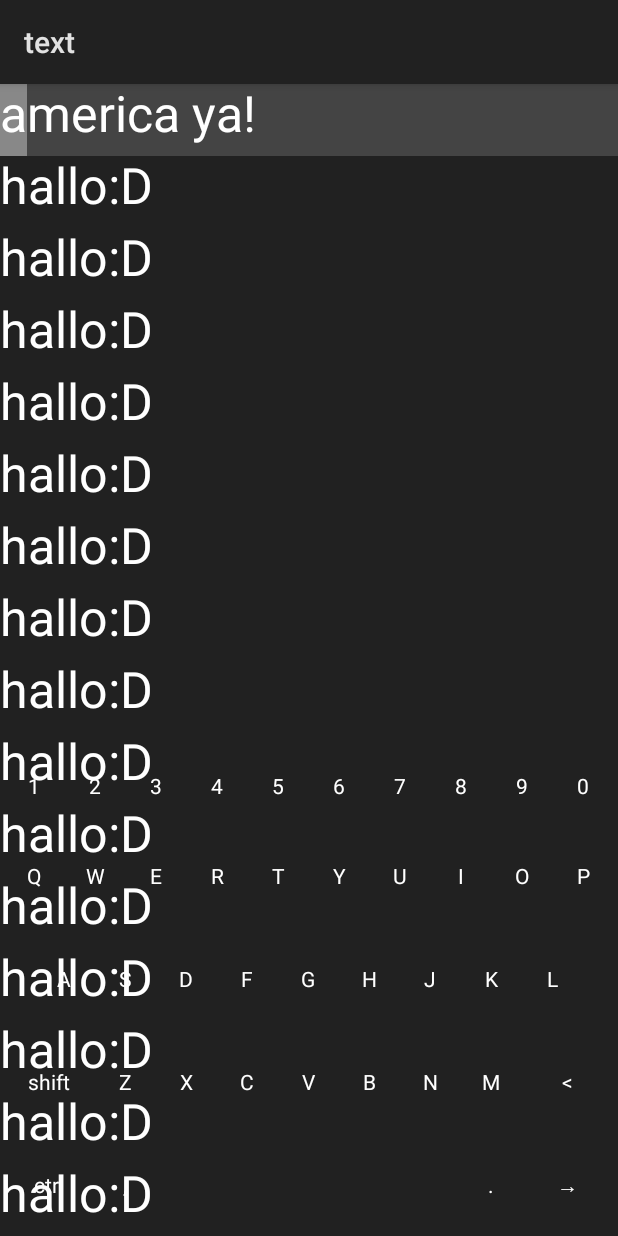
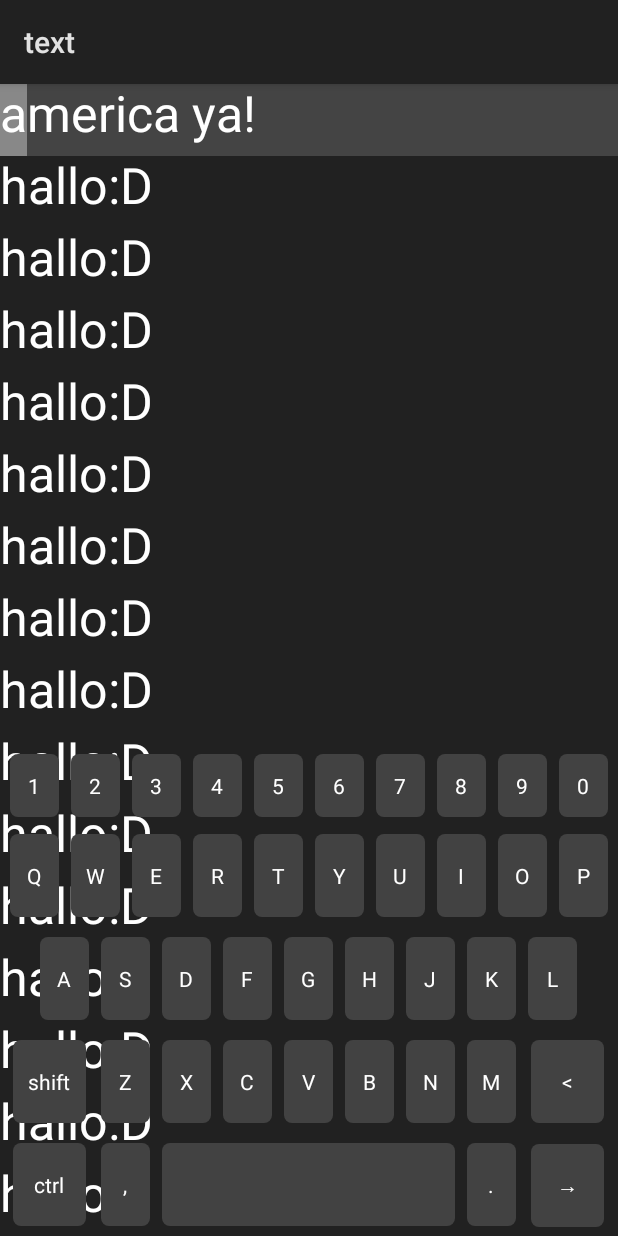
Before and after one commit to IMOitself/text, an Android app: the screen it shows after launch (MainActivity), on a phone screen of 412 x 824 dp. Run offline under Robolectric (Android 15) with nearby library versions, the phone set to English and light mode, and no system bars.

Commit message:
feat: add keyboard's key backgrounds

```diff
--- a/app/src/main/java/imo/text/MainActivity.java
+++ b/app/src/main/java/imo/text/MainActivity.java
@@ -1,6 +1,7 @@
 package imo.text;
 
 import android.app.Activity;
+import android.graphics.drawable.LayerDrawable;
 import android.os.Bundle;
 import android.util.DisplayMetrics;
 import android.view.View;
@@ -20,10 +21,10 @@ public class MainActivity extends Activity {
         }
         editor.setText(sb.toString());
 
-        resizeKeyboard();
+        configKeyboard();
     }
 
-    public void resizeKeyboard() {
+    public void configKeyboard() {
         // Get screen dimensions
         DisplayMetrics displayMetrics = new DisplayMetrics();
         getWindowManager().getDefaultDisplay().getMetrics(displayMetrics);
@@ -40,64 +41,77 @@ public class MainActivity extends Activity {
         int wideKeyWidth = normalKeyWidth + (normalKeyWidth / 2);
 
         // Resize number keys (1st row)
-        resizeView(R.id.key_0, normalKeyWidth, numberKeyHeight);
-        resizeView(R.id.key_1, normalKeyWidth, numberKeyHeight);
-        resizeView(R.id.key_2, normalKeyWidth, numberKeyHeight);
-        resizeView(R.id.key_3, normalKeyWidth, numberKeyHeight);
-        resizeView(R.id.key_4, normalKeyWidth, numberKeyHeight);
-        resizeView(R.id.key_5, normalKeyWidth, numberKeyHeight);
-        resizeView(R.id.key_6, normalKeyWidth, numberKeyHeight);
-        resizeView(R.id.key_7, normalKeyWidth, numberKeyHeight);
-        resizeView(R.id.key_8, normalKeyWidth, numberKeyHeight);
-        resizeView(R.id.key_9, normalKeyWidth, numberKeyHeight);
+        configKey(R.id.key_0, normalKeyWidth, numberKeyHeight);
+        configKey(R.id.key_1, normalKeyWidth, numberKeyHeight);
+        configKey(R.id.key_2, normalKeyWidth, numberKeyHeight);
+        configKey(R.id.key_3, normalKeyWidth, numberKeyHeight);
+        configKey(R.id.key_4, normalKeyWidth, numberKeyHeight);
+        configKey(R.id.key_5, normalKeyWidth, numberKeyHeight);
+        configKey(R.id.key_6, normalKeyWidth, numberKeyHeight);
+        configKey(R.id.key_7, normalKeyWidth, numberKeyHeight);
+        configKey(R.id.key_8, normalKeyWidth, numberKeyHeight);
+        configKey(R.id.key_9, normalKeyWidth, numberKeyHeight);
 
         // Resize letter keys (2nd row)
-        resizeView(R.id.key_Q, normalKeyWidth, normalKeyHeight);
-        resizeView(R.id.key_W, normalKeyWidth, normalKeyHeight);
-        resizeView(R.id.key_E, normalKeyWidth, normalKeyHeight);
-        resizeView(R.id.key_R, normalKeyWidth, normalKeyHeight);
-        resizeView(R.id.key_T, normalKeyWidth, normalKeyHeight);
-        resizeView(R.id.key_Y, normalKeyWidth, normalKeyHeight);
-        resizeView(R.id.key_U, normalKeyWidth, normalKeyHeight);
-        resizeView(R.id.key_I, normalKeyWidth, normalKeyHeight);
-        resizeView(R.id.key_O, normalKeyWidth, normalKeyHeight);
-        resizeView(R.id.key_P, normalKeyWidth, normalKeyHeight);
+        configKey(R.id.key_Q, normalKeyWidth, normalKeyHeight);
+        configKey(R.id.key_W, normalKeyWidth, normalKeyHeight);
+        configKey(R.id.key_E, normalKeyWidth, normalKeyHeight);
+        configKey(R.id.key_R, normalKeyWidth, normalKeyHeight);
+        configKey(R.id.key_T, normalKeyWidth, normalKeyHeight);
+        configKey(R.id.key_Y, normalKeyWidth, normalKeyHeight);
+        configKey(R.id.key_U, normalKeyWidth, normalKeyHeight);
+        configKey(R.id.key_I, normalKeyWidth, normalKeyHeight);
+        configKey(R.id.key_O, normalKeyWidth, normalKeyHeight);
+        configKey(R.id.key_P, normalKeyWidth, normalKeyHeight);
 
         // Resize letter keys (3rd row)
-        resizeView(R.id.key_A, normalKeyWidth, normalKeyHeight);
-        resizeView(R.id.key_S, normalKeyWidth, normalKeyHeight);
-        resizeView(R.id.key_D, normalKeyWidth, normalKeyHeight);
-        resizeView(R.id.key_F, normalKeyWidth, normalKeyHeight);
-        resizeView(R.id.key_G, normalKeyWidth, normalKeyHeight);
-        resizeView(R.id.key_H, normalKeyWidth, normalKeyHeight);
-        resizeView(R.id.key_J, normalKeyWidth, normalKeyHeight);
-        resizeView(R.id.key_K, normalKeyWidth, normalKeyHeight);
-        resizeView(R.id.key_L, normalKeyWidth, normalKeyHeight);
+        configKey(R.id.key_A, normalKeyWidth, normalKeyHeight);
+        configKey(R.id.key_S, normalKeyWidth, normalKeyHeight);
+        configKey(R.id.key_D, normalKeyWidth, normalKeyHeight);
+        configKey(R.id.key_F, normalKeyWidth, normalKeyHeight);
+        configKey(R.id.key_G, normalKeyWidth, normalKeyHeight);
+        configKey(R.id.key_H, normalKeyWidth, normalKeyHeight);
+        configKey(R.id.key_J, normalKeyWidth, normalKeyHeight);
+        configKey(R.id.key_K, normalKeyWidth, normalKeyHeight);
+        configKey(R.id.key_L, normalKeyWidth, normalKeyHeight);
 
         // Resize letter keys (4th row)
-        resizeView(R.id.key_shift, wideKeyWidth, normalKeyHeight);
-        resizeView(R.id.key_Z, normalKeyWidth, normalKeyHeight);
-        resizeView(R.id.key_X, normalKeyWidth, normalKeyHeight);
-        resizeView(R.id.key_C, normalKeyWidth, normalKeyHeight);
-        resizeView(R.id.key_V, normalKeyWidth, normalKeyHeight);
-        resizeView(R.id.key_B, normalKeyWidth, normalKeyHeight);
-        resizeView(R.id.key_N, normalKeyWidth, normalKeyHeight);
-        resizeView(R.id.key_M, normalKeyWidth, normalKeyHeight);
-        resizeView(R.id.key_delete, wideKeyWidth, normalKeyHeight);
+        configKey(R.id.key_shift, wideKeyWidth, normalKeyHeight);
+        configKey(R.id.key_Z, normalKeyWidth, normalKeyHeight);
+        configKey(R.id.key_X, normalKeyWidth, normalKeyHeight);
+        configKey(R.id.key_C, normalKeyWidth, normalKeyHeight);
+        configKey(R.id.key_V, normalKeyWidth, normalKeyHeight);
+        configKey(R.id.key_B, normalKeyWidth, normalKeyHeight);
+        configKey(R.id.key_N, normalKeyWidth, normalKeyHeight);
+        configKey(R.id.key_M, normalKeyWidth, normalKeyHeight);
+        configKey(R.id.key_delete, wideKeyWidth, normalKeyHeight);
 
         // Resize special keys (5th row)
-        resizeView(R.id.key_ctrl, wideKeyWidth, normalKeyHeight);
-        resizeView(R.id.key_comma, normalKeyWidth, normalKeyHeight);
-        resizeView(R.id.key_space, normalKeyWidth * 5, normalKeyHeight);
-        resizeView(R.id.key_period, normalKeyWidth, normalKeyHeight);
-        resizeView(R.id.key_go, wideKeyWidth, normalKeyHeight);
+        configKey(R.id.key_ctrl, wideKeyWidth, normalKeyHeight);
+        configKey(R.id.key_comma, normalKeyWidth, normalKeyHeight);
+        configKey(R.id.key_space, normalKeyWidth * 5, normalKeyHeight, (int) (normalKeyWidth * 0.1));
+        configKey(R.id.key_period, normalKeyWidth, normalKeyHeight);
+        configKey(R.id.key_go, wideKeyWidth, normalKeyHeight);
     }
 
-    private void resizeView(int viewId, int width, int height) {
+    private void configKey(int viewId, int width, int height) {
+        configKey(viewId, width, height, -1);
+    }
+
+    private void configKey(int viewId, int width, int height, int custompaddingH){
         View view = findViewById(viewId);
         ViewGroup.LayoutParams params = view.getLayoutParams();
         params.width = width;
         params.height = height;
         view.setLayoutParams(params);
+
+        LayerDrawable layerDrawable = (LayerDrawable) getResources().getDrawable(R.drawable.layer_key_bg);
+        int paddingH = (int) (width * 0.1); // 10% of width
+        int paddingV = (int) (height * 0.1); // 10% of height
+        if (custompaddingH != -1) paddingH = custompaddingH;
+
+        layerDrawable.setLayerInset(0, paddingH, paddingV, paddingH, paddingV);
+
+        view.setBackground(layerDrawable);
     }
 }
--- /dev/null
+++ b/app/src/main/res/drawable/key_bg.xml
@@ -0,0 +1,11 @@
+<?xml version="1.0" encoding="utf-8"?>
+<selector xmlns:android="http://schemas.android.com/apk/res/android">
+
+    <item>
+        <shape>
+            <solid android:color="@color/secondary"/>
+            <corners android:radius="5dp"/>
+        </shape>
+    </item>
+
+</selector>
--- /dev/null
+++ b/app/src/main/res/drawable/layer_key_bg.xml
@@ -0,0 +1,9 @@
+<?xml version="1.0" encoding="utf-8"?>
+<layer-list xmlns:android="http://schemas.android.com/apk/res/android">
+    <item android:id="@+id/background_shape"
+        android:drawable="@drawable/key_bg"
+        android:left="10dp"
+        android:top="10dp"
+        android:right="10dp"
+        android:bottom="10dp"/>
+</layer-list>
--- a/app/src/main/res/values/colors.xml
+++ b/app/src/main/res/values/colors.xml
@@ -1,9 +1,8 @@
 <?xml version="1.0" encoding="utf-8"?>
 <resources>
     <color name="primary">#212121</color>
-    <color name="secondary">#303030</color>
-    <color name="tertiary">#627CBA</color>
-    <color name="primary_dark">#000000</color>
+    <color name="secondary">#424242</color>
+    <color name="tertiary">#616161</color>
     <color name="text_color">#FFFFFF</color>
-    <color name="text_color_hint">#7FFFFFFF</color>
+    <color name="text_color_hint">#757575</color>
 </resources>
```
